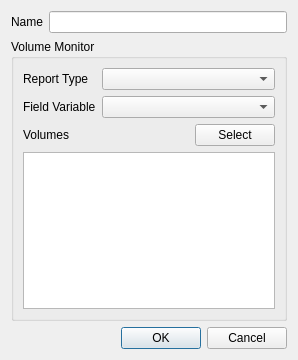
nextfoam/baram, file view/solution/monitors/volume_dialog.ui: the form before one commit.
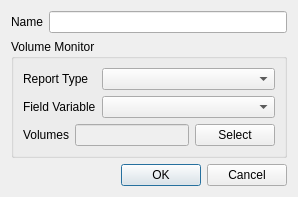
The form after the commit.

```diff
--- a/view/solution/monitors/volume_dialog.ui
+++ b/view/solution/monitors/volume_dialog.ui
@@ -7,7 +7,7 @@
     <x>0</x>
     <y>0</y>
     <width>298</width>
-    <height>360</height>
+    <height>192</height>
    </rect>
   </property>
   <property name="windowTitle">
@@ -109,17 +109,11 @@
           </widget>
          </item>
          <item>
-          <spacer name="horizontalSpacer">
-           <property name="orientation">
-            <enum>Qt::Horizontal</enum>
+          <widget class="QLineEdit" name="volume">
+           <property name="enabled">
+            <bool>false</bool>
            </property>
-           <property name="sizeHint" stdset="0">
-            <size>
-             <width>123</width>
-             <height>20</height>
-            </size>
-           </property>
-          </spacer>
+          </widget>
          </item>
          <item>
           <widget class="QPushButton" name="select">
@@ -131,13 +125,6 @@
         </layout>
        </widget>
       </item>
-      <item>
-       <widget class="QListWidget" name="volumes">
-        <property name="selectionMode">
-         <enum>QAbstractItemView::MultiSelection</enum>
-        </property>
-       </widget>
-      </item>
      </layout>
     </widget>
    </item>
```
